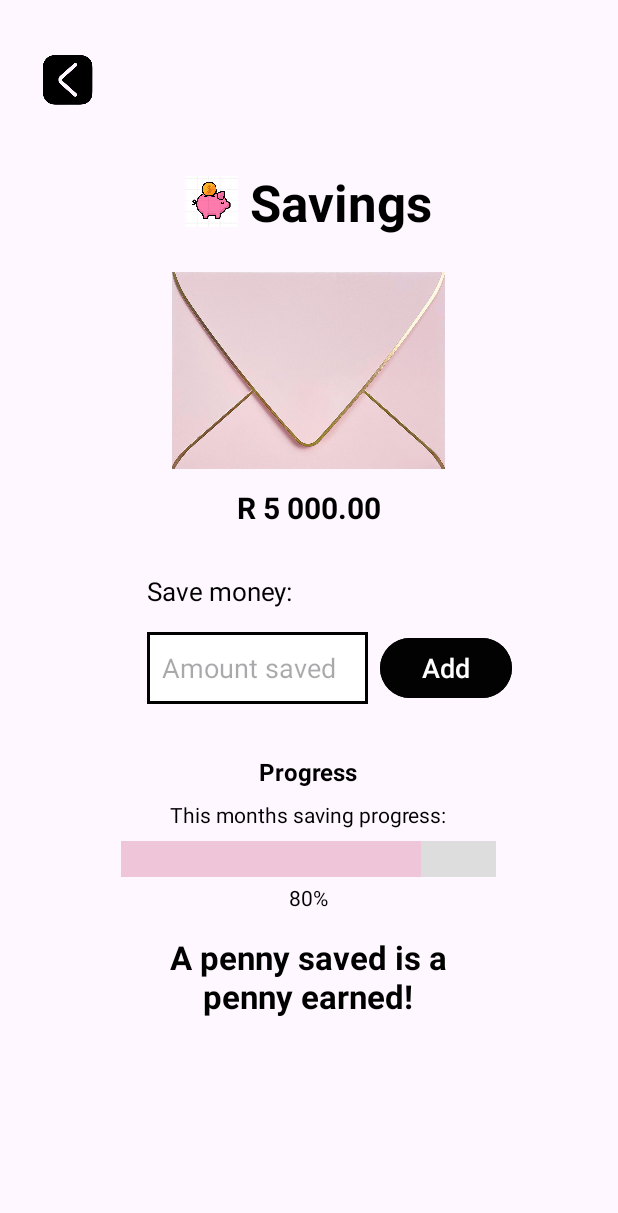
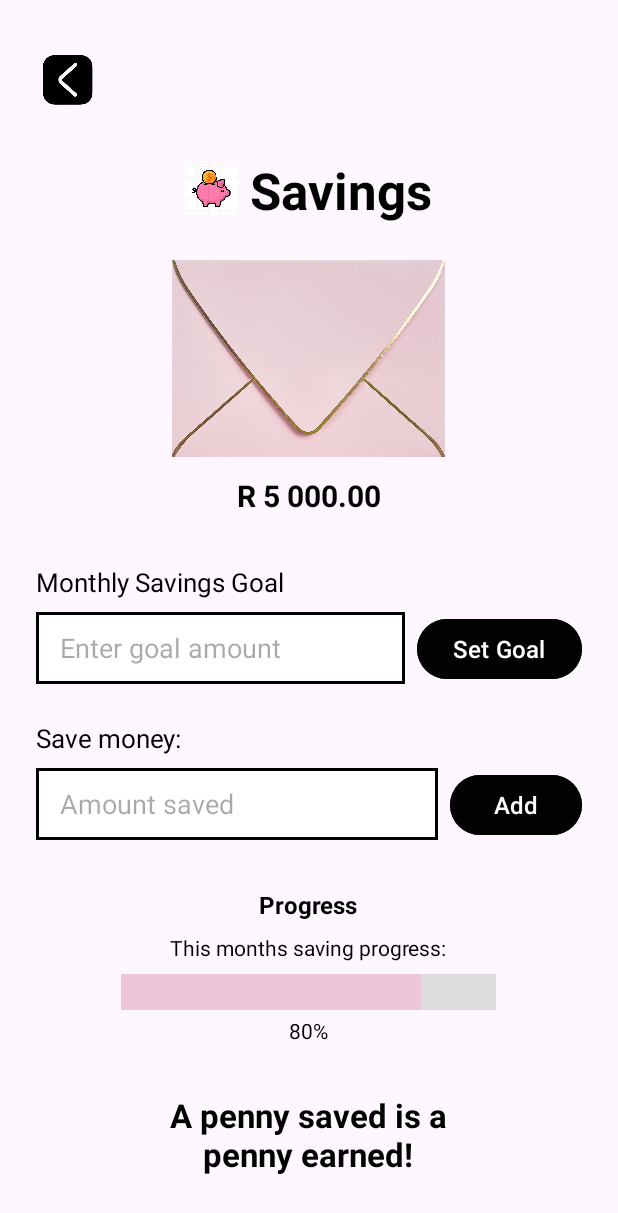
Before and after one commit to Dessyx/ST10251981_DeslynnFenyes_PROG7313_Part-3_Group-1, an Android app: the layout savings_page.xml on its own in the app's theme, with its tools: preview values and no code run, on a phone screen of 412 x 824 dp. Shown: the top 1213 px of the screen. Run offline under Robolectric (Android 15) with nearby library versions, the light colour scheme and no system bars; Roboto replaces fonts that are not available here.

Commit message:
savings page is working now - debby

```diff
--- a/app/src/main/res/layout/savings_page.xml
+++ b/app/src/main/res/layout/savings_page.xml
@@ -1,53 +1,43 @@
 <?xml version="1.0" encoding="utf-8"?>
-<androidx.constraintlayout.widget.ConstraintLayout xmlns:android="http://schemas.android.com/apk/res/android"
+<ScrollView xmlns:android="http://schemas.android.com/apk/res/android"
     xmlns:tools="http://schemas.android.com/tools"
+    xmlns:app="http://schemas.android.com/apk/res-auto"
     android:layout_width="match_parent"
     android:layout_height="match_parent"
-    xmlns:app="http://schemas.android.com/apk/res-auto"
-    tools:context=".repository.SavingsMainClass">
-
-
-
-        <LinearLayout
-            android:orientation="vertical"
-            android:layout_width="match_parent"
-            android:layout_height="wrap_content"
-            android:padding="24dp"
-            android:gravity="center_horizontal"
-            tools:ignore="MissingConstraints">
+    android:fillViewport="true">
 
     <LinearLayout
         android:layout_width="match_parent"
         android:layout_height="wrap_content"
-                android:layout_marginBottom="8dp"
+        android:orientation="vertical"
+        android:padding="24dp">
+
+        <!-- Header with Back Button -->
+        <LinearLayout
+            android:layout_width="match_parent"
+            android:layout_height="wrap_content"
             android:gravity="center_vertical"
             android:orientation="horizontal"
             android:paddingVertical="8dp">
 
-                <!-- Back button with icon on the left -->
             <ImageButton
                 android:id="@+id/back_button"
                 android:layout_width="48dp"
                 android:layout_height="48dp"
-                    android:layout_gravity="start"
-                    android:layout_marginEnd="8dp"
                 android:background="?attr/selectableItemBackgroundBorderless"
                 android:contentDescription="Back"
                 android:scaleType="centerInside"
-                    android:src="@drawable/ic_back"
-                    tools:ignore="TouchTargetSizeCheck" />
-
+                android:src="@drawable/ic_back" />
         </LinearLayout>
 
-            <!-- Back and Menu Icons -->
-
-            <!-- Title -->
+        <!-- Title Section -->
         <LinearLayout
             android:layout_width="wrap_content"
             android:layout_height="wrap_content"
-                android:orientation="horizontal"
+            android:layout_gravity="center_horizontal"
             android:layout_marginTop="16dp"
-                android:gravity="center">
+            android:gravity="center"
+            android:orientation="horizontal">
 
             <ImageView
                 android:layout_width="35dp"
@@ -59,19 +49,18 @@
             <TextView
                 android:layout_width="wrap_content"
                 android:layout_height="wrap_content"
-                    android:layout_gravity="center_vertical"
                 android:fontFamily="@font/abhaya_libre"
                 android:text="@string/savings"
                 android:textColor="#000000"
                 android:textSize="34sp"
                 android:textStyle="bold" />
-
         </LinearLayout>
 
-            <!-- Envelope image and total saved -->
+        <!-- Envelope Image and Total Savings -->
         <ImageView
             android:layout_width="194dp"
             android:layout_height="131dp"
+            android:layout_gravity="center_horizontal"
             android:layout_marginTop="24dp"
             android:contentDescription="@string/envelope_with_savings"
             android:src="@drawable/envelope" />
@@ -80,44 +69,74 @@
             android:id="@+id/tvTotalSavings"
             android:layout_width="wrap_content"
             android:layout_height="wrap_content"
+            android:layout_gravity="center_horizontal"
             android:layout_marginTop="12dp"
             android:text="@string/r_5_000_00"
             android:textColor="@color/black"
             android:textSize="20sp"
             android:textStyle="bold" />
 
-            <!-- Input and Add button -->
-
-            <!-- Progress Section -->
+        <!-- Monthly Savings Goal Section -->
+        <TextView
+            android:layout_width="wrap_content"
+            android:layout_height="wrap_content"
+            android:layout_marginTop="32dp"
+            android:text="Monthly Savings Goal"
+            android:textColor="@color/black"
+            android:textSize="17sp" />
 
         <LinearLayout
-                android:layout_width="296dp"
-                android:layout_height="136dp"
-                android:orientation="vertical">
+            android:layout_width="match_parent"
+            android:layout_height="wrap_content"
+            android:layout_marginTop="8dp"
+            android:orientation="horizontal">
 
+            <EditText
+                android:id="@+id/savingsGoalInput"
+                android:layout_width="0dp"
+                android:layout_height="48dp"
+                android:layout_weight="1"
+                android:background="@drawable/edittext_border"
+                android:hint="Enter goal amount"
+                android:inputType="number"
+                android:paddingHorizontal="16dp"
+                android:textColor="@color/black" />
+
+            <Button
+                android:id="@+id/btnSetGoal"
+                android:layout_width="wrap_content"
+                android:layout_height="wrap_content"
+                android:layout_marginStart="8dp"
+                android:backgroundTint="#020202"
+                android:text="Set Goal"
+                android:textColor="#FFFFFF"
+                android:textSize="16sp" />
+        </LinearLayout>
+
+        <!-- Add Savings Section -->
         <TextView
-                    android:layout_width="130dp"
+            android:layout_width="wrap_content"
             android:layout_height="wrap_content"
-                    android:layout_marginLeft="40dp"
-                    android:layout_marginTop="30dp"
+            android:layout_marginTop="24dp"
             android:text="@string/save_money"
             android:textColor="@color/black"
             android:textSize="17sp" />
 
         <LinearLayout
-                    android:layout_width="347dp"
+            android:layout_width="match_parent"
             android:layout_height="wrap_content"
-                    android:layout_marginTop="15dp"
+            android:layout_marginTop="8dp"
             android:orientation="horizontal">
 
             <EditText
                 android:id="@+id/etSaveAmount"
-                        android:layout_width="147dp"
+                android:layout_width="0dp"
                 android:layout_height="48dp"
-                        android:layout_marginLeft="40dp"
+                android:layout_weight="1"
                 android:background="@drawable/edittext_border"
                 android:hint="@string/amount_saved"
                 android:inputType="number"
+                android:paddingHorizontal="16dp"
                 android:textColor="@color/black" />
 
             <Button
@@ -125,24 +144,18 @@
                 android:layout_width="wrap_content"
                 android:layout_height="wrap_content"
                 android:layout_marginStart="8dp"
-                        android:layout_marginRight="20dp"
                 android:backgroundTint="#020202"
                 android:text="@string/add"
                 android:textColor="#FFFFFF"
-                        android:textSize="18sp" />
-                </LinearLayout>
+                android:textSize="16sp" />
         </LinearLayout>
 
-            <LinearLayout
-                android:layout_width="match_parent"
-                android:layout_height="match_parent"
-                android:orientation="vertical">
-
+        <!-- Progress Section -->
         <TextView
             android:layout_width="wrap_content"
             android:layout_height="wrap_content"
-                    android:layout_gravity="center"
-                    android:layout_marginTop="15dp"
+            android:layout_gravity="center_horizontal"
+            android:layout_marginTop="32dp"
             android:text="@string/progress"
             android:textColor="@color/black"
             android:textSize="16sp"
@@ -151,7 +164,7 @@
         <TextView
             android:layout_width="wrap_content"
             android:layout_height="wrap_content"
-                    android:layout_gravity="center"
+            android:layout_gravity="center_horizontal"
             android:layout_marginTop="8dp"
             android:text="@string/this_month_s_saving_progress"
             android:textColor="@color/black" />
@@ -161,7 +174,7 @@
             style="?android:attr/progressBarStyleHorizontal"
             android:layout_width="250dp"
             android:layout_height="24dp"
-                    android:layout_gravity="center"
+            android:layout_gravity="center_horizontal"
             android:layout_marginTop="8dp"
             android:max="100"
             android:progress="80"
@@ -171,29 +184,23 @@
             android:id="@+id/tvProgressPercent"
             android:layout_width="wrap_content"
             android:layout_height="wrap_content"
-                    android:layout_gravity="center"
+            android:layout_gravity="center_horizontal"
             android:layout_marginTop="4dp"
             android:text="@string/_80"
             android:textColor="@color/black" />
 
+        <!-- Motivation Text -->
         <TextView
             android:layout_width="wrap_content"
             android:layout_height="wrap_content"
-                    android:layout_gravity="center"
-                    android:layout_marginTop="15dp"
+            android:layout_gravity="center_horizontal"
+            android:layout_marginTop="32dp"
             android:gravity="center"
             android:text="@string/a_penny_saved_is_a_npenny_earned"
             android:textAlignment="center"
             android:textColor="@color/black"
             android:textSize="22sp"
             android:textStyle="bold" />
-            </LinearLayout>
-
-            <!-- Progress Text -->
-
-            <!-- Motivation Text -->
 
     </LinearLayout>
-
-
-</androidx.constraintlayout.widget.ConstraintLayout>
+</ScrollView>
```
Also changed, not shown: app/src/main/java/com/example/prog7313_groupwork/repository/SavingsMainClass.kt (+107 -29 lines). Lines whose indentation alone changed are shown as unchanged.
